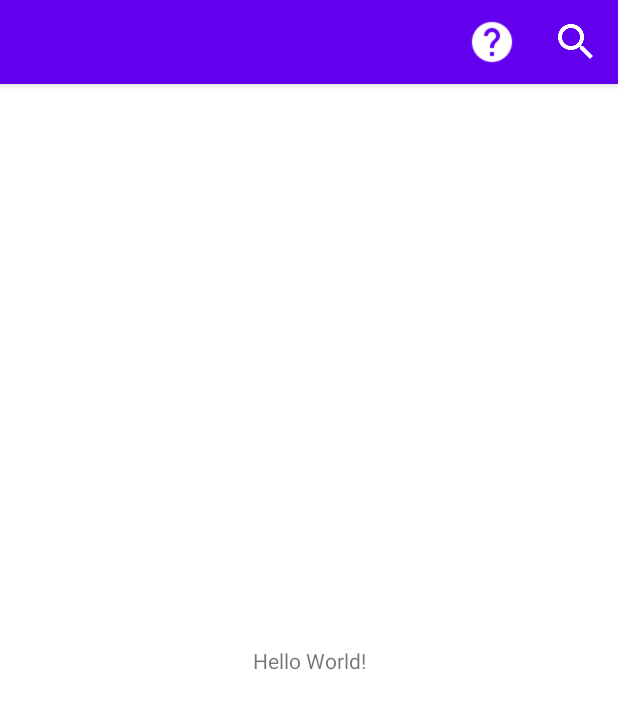
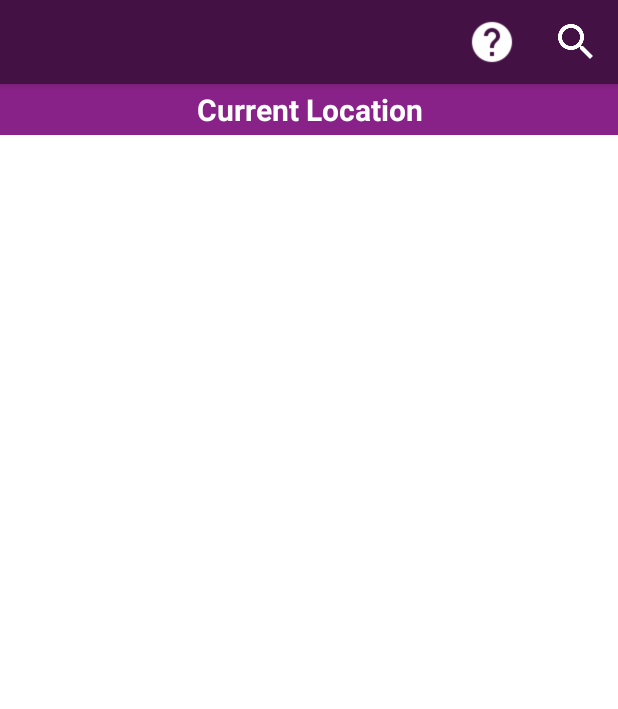
Before and after one commit to isheikh8492/Civil-Advocacy-App, an Android app: the screen it shows after launch (MainActivity), on a phone screen of 412 x 824 dp. Shown: the top 709 px of the screen. Run offline under Robolectric (Android 15) with nearby library versions, the phone set to English and light mode, and no system bars.

Commit message:
added MainActivity skeleton layout

```diff
--- a/app/src/main/res/layout/activity_main.xml
+++ b/app/src/main/res/layout/activity_main.xml
@@ -7,12 +7,27 @@
     tools:context=".MainActivity">
 
     <TextView
-        android:layout_width="wrap_content"
+        android:id="@+id/locationTxtView"
+        android:layout_width="0dp"
         android:layout_height="wrap_content"
-        android:text="Hello World!"
-        app:layout_constraintBottom_toBottomOf="parent"
+        android:background="@color/light_purple"
+        android:padding="3dp"
+        android:text="Current Location"
+        android:textAlignment="center"
+        android:textColor="@color/white"
+        android:textSize="20dp"
+        android:textStyle="bold"
         app:layout_constraintEnd_toEndOf="parent"
         app:layout_constraintStart_toStartOf="parent"
         app:layout_constraintTop_toTopOf="parent" />
 
+    <androidx.recyclerview.widget.RecyclerView
+        android:id="@+id/officialsRecyclerView"
+        android:layout_width="0dp"
+        android:layout_height="0dp"
+        app:layout_constraintBottom_toBottomOf="parent"
+        app:layout_constraintEnd_toEndOf="parent"
+        app:layout_constraintStart_toStartOf="parent"
+        app:layout_constraintTop_toBottomOf="@+id/locationTxtView" />
+
 </androidx.constraintlayout.widget.ConstraintLayout>
--- a/app/src/main/res/values/colors.xml
+++ b/app/src/main/res/values/colors.xml
@@ -7,4 +7,6 @@
     <color name="teal_700">#FF018786</color>
     <color name="black">#FF000000</color>
     <color name="white">#FFFFFFFF</color>
+    <color name="dark_purple">#431144</color>
+    <color name="light_purple">#882288</color>
 </resources>
--- a/app/src/main/res/values/themes.xml
+++ b/app/src/main/res/values/themes.xml
@@ -2,7 +2,7 @@
     <!-- Base application theme. -->
     <style name="Theme.CivilAdvocacyApp" parent="Theme.MaterialComponents.DayNight.DarkActionBar">
         <!-- Primary brand color. -->
-        <item name="colorPrimary">@color/purple_500</item>
+        <item name="colorPrimary">@color/dark_purple</item>
         <item name="colorPrimaryVariant">@color/purple_700</item>
         <item name="colorOnPrimary">@color/white</item>
         <!-- Secondary brand color. -->
```
